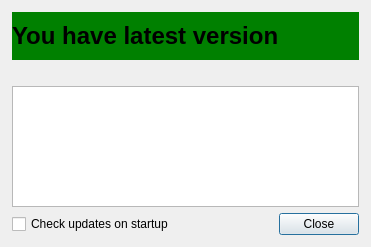
Above: launcher/updatedialog_moc.ui from vcmi/vcmi before the change. Below: the same form after it.
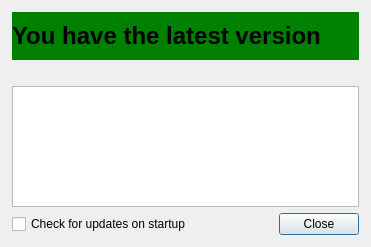
That is the form after the change.

Diff of the .ui file:
```diff
--- a/launcher/updatedialog_moc.ui
+++ b/launcher/updatedialog_moc.ui
@@ -68,7 +68,7 @@
       <enum>QFrame::Raised</enum>
      </property>
      <property name="text">
-      <string>You have latest version</string>
+      <string>You have the latest version</string>
      </property>
     </widget>
    </item>
@@ -98,7 +98,7 @@
    <item row="3" column="0" colspan="2">
     <widget class="QCheckBox" name="checkOnStartup">
      <property name="text">
-      <string>Check updates on startup</string>
+      <string>Check for updates on startup</string>
      </property>
     </widget>
    </item>
```
